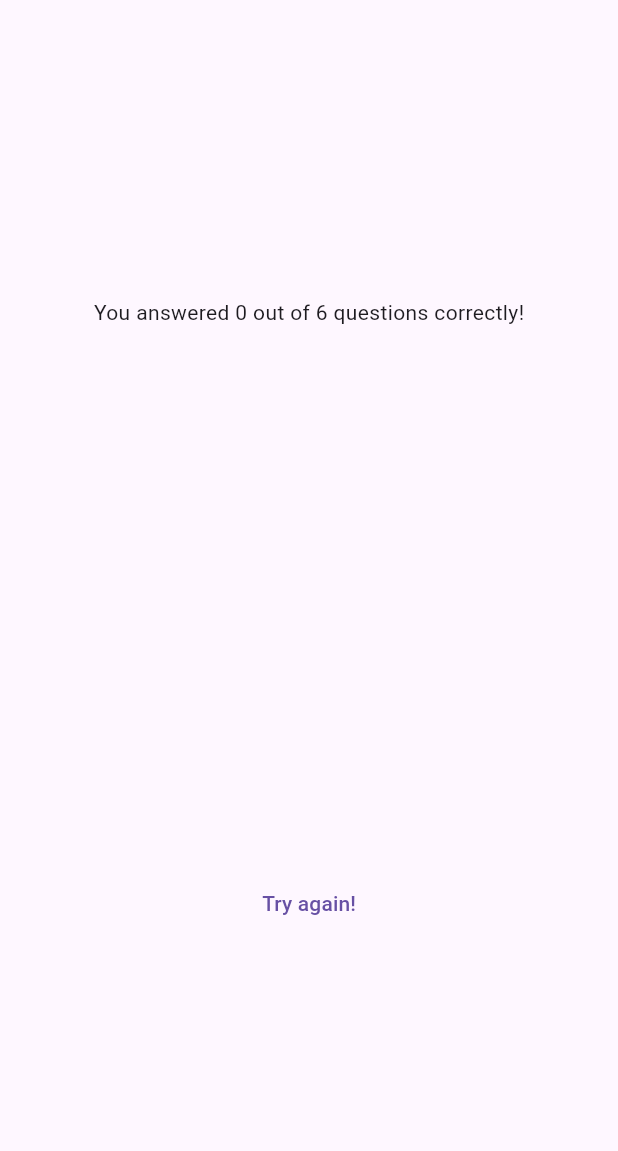
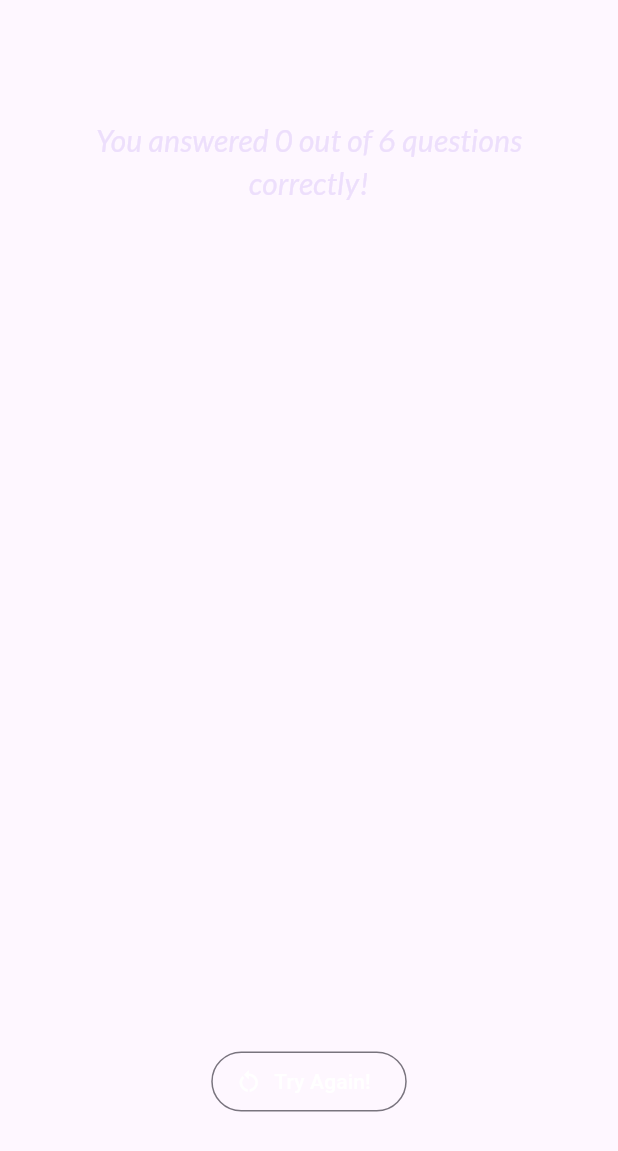
Before and after one commit to giabao12-hali/quizz_app, a Flutter app: the ResultsScreen widget shown alone on an empty page, opened directly with empty values, on a phone screen of 412 x 824 dp. Shown: the top 1151 px of the screen. Run offline on Flutter 3.47's test engine with Material 3 defaults, Android fonts, the phone set to English and light mode, and no system bars; our stand-ins replace google_fonts.

Commit message:
Styling Reults Screen & Question Summary

```diff
--- a/lib/pages/results_screen.dart
+++ b/lib/pages/results_screen.dart
@@ -1,4 +1,5 @@
 import 'package:flutter/material.dart';
+import 'package:google_fonts/google_fonts.dart';
 import 'package:quizz_app/data/questions.dart';
 import 'package:quizz_app/pages/questions_summary.dart';
 
@@ -12,12 +13,15 @@ class ResultsScreen extends StatelessWidget {
 
     for (var i = 0; i < chosenAnswers.length; i++) {
       summary.add({
-        'question_index': i, //* Lấy index của câu hỏi
-        'question': questions[i].text, //* Lấy câu hỏi từ danh sách câu hỏi
-        'correct_answer': questions[i]
-            .answers[0], //* Lấy câu trả lời đúng từ danh sách câu trả lời
-        'user_answer': chosenAnswers[
-            i], //* Lấy câu trả lời của người dùng từ danh sách câu trả lời đã chọn
+        //* Lấy index của câu hỏi
+        'question_index': i,
+
+        //* Lấy câu hỏi từ danh sách câu hỏi
+        'question': questions[i].text,
+        //* Lấy câu trả lời đúng từ danh sách câu trả lời
+        'correct_answer': questions[i].answers[0],
+        //* Lấy câu trả lời của người dùng từ danh sách câu trả lời đã chọn
+        'user_answer': chosenAnswers[i],
       });
     }
 
@@ -39,7 +43,13 @@ class ResultsScreen extends StatelessWidget {
         child: Column(
           mainAxisAlignment: MainAxisAlignment.center,
           children: [
-            Text('You answered $numberCorrectAnswers out of $numberTotalQuestions questions correctly!'),
+            Text(
+                'You answered $numberCorrectAnswers out of $numberTotalQuestions questions correctly!',
+                textAlign: TextAlign.center,
+                style: GoogleFonts.lato(
+                    color: const Color.fromARGB(255, 237, 223, 252),
+                    fontSize: 20,
+                    fontStyle: FontStyle.italic)),
             const SizedBox(
               height: 30,
             ),
@@ -47,7 +57,15 @@ class ResultsScreen extends StatelessWidget {
             const SizedBox(
               height: 30,
             ),
-            TextButton(onPressed: () {}, child: const Text('Try again!')),
+            OutlinedButton.icon(
+                onPressed: () {},
+                style: OutlinedButton.styleFrom(
+                  foregroundColor: Colors.white,
+                ),
+                icon: const Icon(Icons.restart_alt),
+                label: const Text(
+                  "Try Again!",
+                )),
           ],
         ),
       ),
```
Also changed, not shown: lib/pages/questions_summary.dart (+50 -6 lines).
